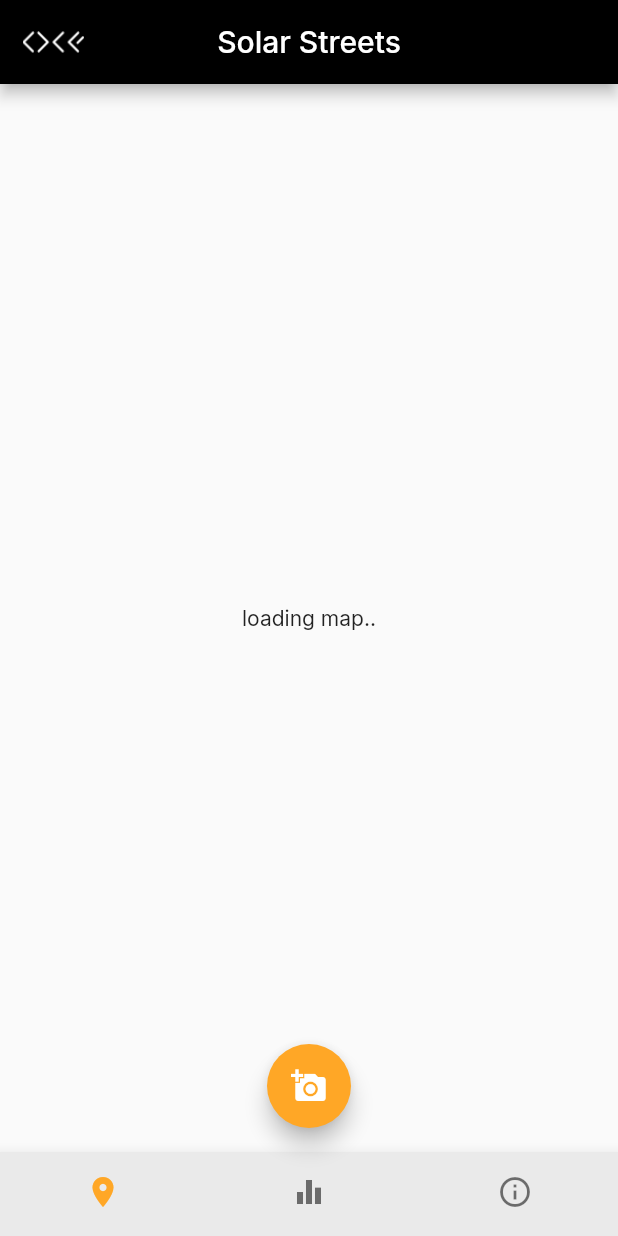
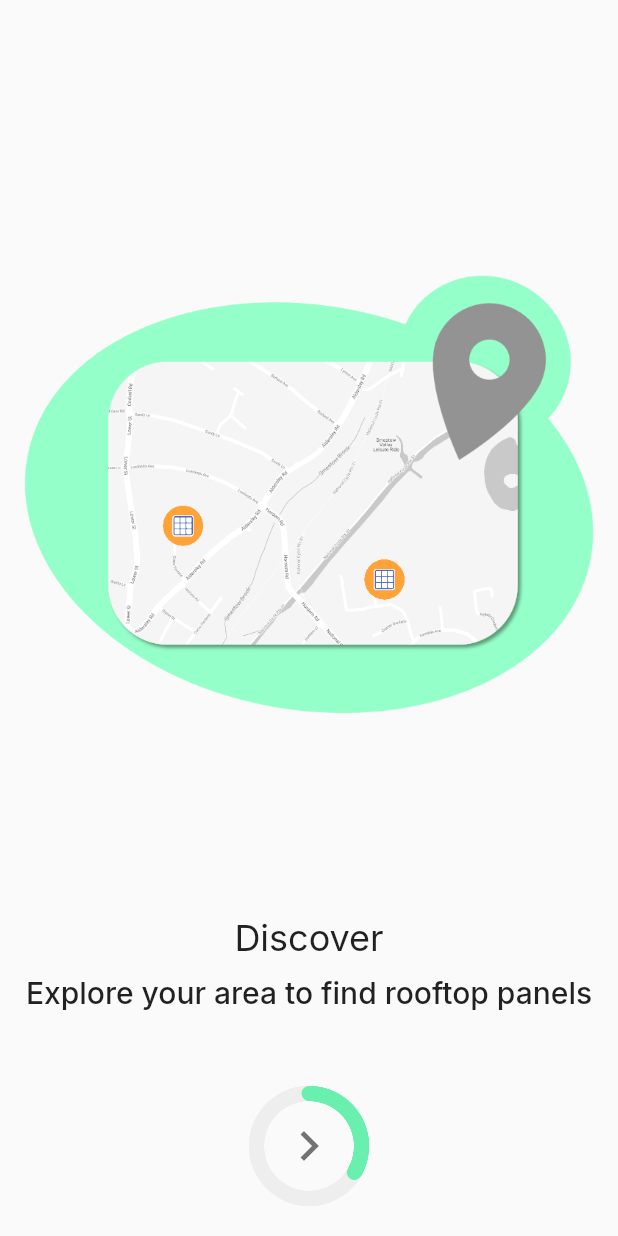
Before and after one commit to openclimatefix/bigsolarhunt, a Flutter app: the screen it shows after launch, on a phone screen of 412 x 824 dp. Run offline on Flutter 3.47's test engine with Material 2 defaults, Android fonts, the phone set to English and light mode, and no system bars; drawn by our look-alikes of step_progress_indicator; our stand-ins replace google_fonts, google_maps_flutter, image_picker, location, progress_state_button, shared_preferences and 1 more; missing offline and left inert: image_fade; accounts and stored records are empty.

Commit message:
#3 Onboarding

```diff
--- /dev/null
+++ b/lib/Screens/OnboardingScreen/OnboardingScreenWidgets/indicator.dart
@@ -0,0 +1,36 @@
+import 'package:flutter/material.dart';
+
+import 'package:step_progress_indicator/step_progress_indicator.dart';
+
+class Indicator extends StatelessWidget {
+  final int numPages;
+  final double currentIndex;
+  final Function onNextPage;
+  final Function onClosePage;
+  const Indicator(
+      {Key key,
+      @required this.numPages,
+      @required this.currentIndex,
+      @required this.onNextPage,
+      @required this.onClosePage})
+      : super(key: key);
+  @override
+  Widget build(BuildContext context) {
+    int currentIndexInt = (100 + currentIndex * 100).round();
+    return CircularStepProgressIndicator(
+        totalSteps: numPages * 100,
+        currentStep: currentIndexInt,
+        stepSize: 10,
+        selectedColor: Colors.greenAccent,
+        unselectedColor: Colors.grey[200],
+        padding: 0,
+        width: 80,
+        height: 80,
+        selectedStepSize: 10,
+        roundedCap: (_, __) => true,
+        child: currentIndexInt < ((numPages * 100) - 50)
+            ? InkWell(
+                child: Icon(Icons.chevron_right, size: 40), onTap: onNextPage)
+            : InkWell(child: Icon(Icons.close, size: 40), onTap: onClosePage));
+  }
+}
--- /dev/null
+++ b/lib/Screens/OnboardingScreen/OnboardingScreenWidgets/onboarding_page.dart
@@ -0,0 +1,41 @@
+import 'package:flutter/material.dart';
+
+class OnboardingPage extends StatelessWidget {
+  final String title;
+  final String description;
+  final Widget widget;
+  const OnboardingPage(
+      {Key key,
+      @required this.description,
+      @required this.title,
+      @required this.widget})
+      : super(key: key);
+
+  @override
+  Widget build(BuildContext context) {
+    return SafeArea(
+        child: Container(
+            padding: EdgeInsets.only(bottom: 150, top: 40, left: 10, right: 10),
+            child: Column(
+                mainAxisAlignment: MainAxisAlignment.spaceEvenly,
+                children: <Widget>[
+                  Expanded(child: Center(child: widget)),
+                  Column(
+                      mainAxisAlignment: MainAxisAlignment.center,
+                      children: <Widget>[
+                        Container(
+                            padding: EdgeInsets.all(10),
+                            child: Text(
+                              this.title,
+                              textAlign: TextAlign.center,
+                              style: Theme.of(context).textTheme.headline5,
+                            )),
+                        Text(
+                          this.description,
+                          textAlign: TextAlign.center,
+                          style: Theme.of(context).textTheme.headline6,
+                        )
+                      ]),
+                ])));
+  }
+}
--- /dev/null
+++ b/lib/Screens/OnboardingScreen/onboarding_screen.dart
@@ -0,0 +1,79 @@
+import 'package:flutter/material.dart';
+
+import 'OnboardingScreenWidgets/onboarding_page.dart';
+import 'OnboardingScreenWidgets/indicator.dart';
+
+class OnboardingScreen extends StatefulWidget {
+  @override
+  _OnboardingScreenState createState() => _OnboardingScreenState();
+}
+
+class _OnboardingScreenState extends State<OnboardingScreen> {
+  PageController _pageController;
+  double currentIndex = 0;
+
+  static const _kDuration = const Duration(milliseconds: 300);
+  static const _kCurve = Curves.ease;
+
+  nextFunction() {
+    _pageController.nextPage(duration: _kDuration, curve: _kCurve);
+  }
+
+  closeFunction() {
+    Navigator.pushNamed(context, '/');
+  }
+
+  @override
+  void initState() {
+    super.initState();
+    _pageController = PageController();
+  }
+
+  @override
+  void dispose() {
+    _pageController.dispose();
+    super.dispose();
+  }
+
+  @override
+  Widget build(BuildContext context) {
+    _pageController.addListener(() {
+      setState(() {
+        currentIndex = _pageController.page;
+      });
+    });
+    return Scaffold(
+      body: Stack(
+        children: <Widget>[
+          PageView(controller: _pageController, children: onboardingPages),
+          Container(
+            padding: EdgeInsets.all(20),
+            alignment: Alignment.bottomCenter,
+            child: Indicator(
+              numPages: onboardingPages.length,
+              currentIndex: currentIndex,
+              onNextPage: nextFunction,
+              onClosePage: closeFunction,
+            ),
+          )
+        ],
+      ),
+    );
+  }
+}
+
+List<OnboardingPage> onboardingPages = [
+  OnboardingPage(
+      title: "Discover",
+      description: "Explore your area to find rooftop panels",
+      widget: Image.asset('assets/onboarding-discover.png')),
+  OnboardingPage(
+      title: "Capture",
+      description:
+          "Take a photo of your discovered panel (make sure you have permission!)",
+      widget: Image.asset('assets/onboarding-capture.png')),
+  OnboardingPage(
+      title: "Contribute",
+      description: "Upload your photo to the OCF project",
+      widget: Image.asset('assets/onboarding-contribute.png')),
+];
--- a/lib/main.dart
+++ b/lib/main.dart
@@ -1,10 +1,20 @@
 import 'package:flutter/material.dart';
 
-import 'home_page.dart';
-import 'Screens/UploadScreen/upload_screen.dart';
-import 'Themes/themes.dart';
+import 'package:shared_preferences/shared_preferences.dart';
 
-void main() {
+import 'package:solar_streets/Screens/OnboardingScreen/onboarding_screen.dart';
+import 'package:solar_streets/home_page.dart';
+import 'package:solar_streets/Screens/UploadScreen/upload_screen.dart';
+import 'package:solar_streets/Themes/themes.dart';
+
+int initScreen;
+
+Future<void> main() async {
+  WidgetsFlutterBinding.ensureInitialized();
+  SharedPreferences prefs = await SharedPreferences.getInstance();
+  initScreen = await prefs.getInt("initScreen");
+  await prefs.setInt("initScreen", 1);
+  print('initScreen ${initScreen}');
   runApp(MyApp());
 }
 
@@ -19,10 +29,12 @@ class MyApp extends StatelessWidget {
         themeMode: ThemeMode.light,
         theme: lightTheme,
         darkTheme: darkTheme,
-        initialRoute: '/',
+        initialRoute:
+            initScreen == 0 || initScreen == null ? "onboarding" : "/",
         routes: {
           '/': (context) => HomePage(),
           '/upload': (context) => UploadScreen(),
+          'onboarding': (context) => OnboardingScreen(),
         },
         debugShowCheckedModeBanner: false);
   }
--- a/pubspec.yaml
+++ b/pubspec.yaml
@@ -33,6 +33,8 @@ dependencies:
   location: ^3.0.2
   path_provider: ^1.6.14
   sqflite: ^1.3.1+1
+  step_progress_indicator: ^0.2.4+7
+  shared_preferences: ^0.5.10
 
 
   # The following adds the Cupertino Icons font to your application.
```
Also changed, not shown: assets/onboarding-capture.png (added), assets/onboarding-contribute.png (added), assets/onboarding-discover.png (added), pubspec.lock.
